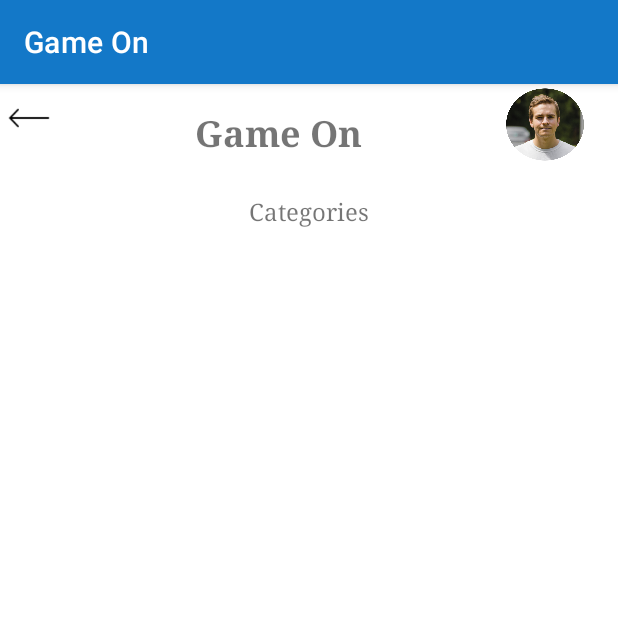
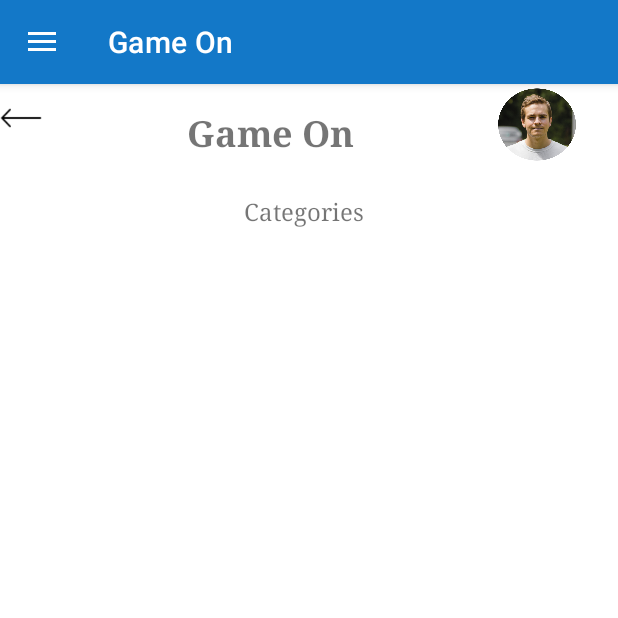
Before and after one commit to anoopbenny2022/GamesOn, an Android app: the HomeScreen screen opened directly, with no data from a screen before it, on a phone screen of 412 x 824 dp, the top half of it. Run offline under Robolectric (Android 15) with nearby library versions, the phone set to English and light mode, and no system bars; our stand-ins replace Firebase (no records; nobody signed in at launch, a user with empty details on screens opened directly); Roboto replaces fonts that are not available here.

Commit message:
Reimplemented menu option

```diff
--- a/app/src/main/res/layout/activity_home_screen.xml
+++ b/app/src/main/res/layout/activity_home_screen.xml
@@ -1,24 +1,24 @@
 <?xml version="1.0" encoding="utf-8"?>
-<androidx.constraintlayout.widget.ConstraintLayout xmlns:android="http://schemas.android.com/apk/res/android"
+<androidx.drawerlayout.widget.DrawerLayout
+    xmlns:android="http://schemas.android.com/apk/res/android"
     xmlns:app="http://schemas.android.com/apk/res-auto"
     xmlns:tools="http://schemas.android.com/tools"
+    android:id="@+id/my_drawer_layout"
     android:layout_width="match_parent"
     android:layout_height="match_parent"
-    android:background="#FFFFFF"
-    android:backgroundTint="#FFFFFF"
-    tools:context="mdev.project.gameon.HomeScreen">
+    tools:context=".HomeScreen"
+    tools:ignore="HardcodedText">
 
+    <LinearLayout
+        android:layout_width="match_parent"
+        android:layout_height="match_parent"
+        android:orientation="vertical">
 
         <LinearLayout
             android:id="@+id/linearLayout4"
             android:layout_width="400dp"
             android:layout_height="74dp"
-        android:orientation="horizontal"
-        app:layout_constraintBottom_toTopOf="@+id/linearLayout3"
-        app:layout_constraintEnd_toEndOf="parent"
-        app:layout_constraintHorizontal_bias="0.454"
-        app:layout_constraintStart_toStartOf="parent"
-        app:layout_constraintTop_toTopOf="parent">
+            android:orientation="horizontal">
 
             <ImageView
                 android:id="@+id/imageView16"
@@ -48,11 +48,7 @@
             android:id="@+id/linearLayout3"
             android:layout_width="406dp"
             android:layout_height="37dp"
-        android:orientation="horizontal"
-        app:layout_constraintEnd_toEndOf="parent"
-        app:layout_constraintHorizontal_bias="0.5"
-        app:layout_constraintStart_toStartOf="parent"
-        app:layout_constraintTop_toBottomOf="@+id/linearLayout4">
+            android:orientation="horizontal">
 
             <TextView
                 android:id="@+id/textView2"
@@ -69,11 +65,15 @@
             android:id="@+id/idGVCourses"
             android:layout_width="373dp"
             android:layout_height="470dp"
-        android:numColumns="2"
-        app:layout_constraintBottom_toBottomOf="parent"
-        app:layout_constraintEnd_toEndOf="parent"
-        app:layout_constraintStart_toStartOf="parent"
-        app:layout_constraintTop_toBottomOf="@+id/linearLayout3" />
+            android:numColumns="2" />
+
+    </LinearLayout>
+
+    <com.google.android.material.navigation.NavigationView
+        android:layout_width="wrap_content"
+        android:layout_height="match_parent"
+        android:layout_gravity="start"
+        app:menu="@menu/navigation_menu"/>
     <!--Grid View for displaying our data from Firebase-->
 
-</androidx.constraintlayout.widget.ConstraintLayout>
+</androidx.drawerlayout.widget.DrawerLayout>
```
Also changed, not shown: app/src/main/java/mdev/project/gameon/HomeScreen.java (+77 -2 lines), 1 other file. Lines whose indentation alone changed are shown as unchanged.
